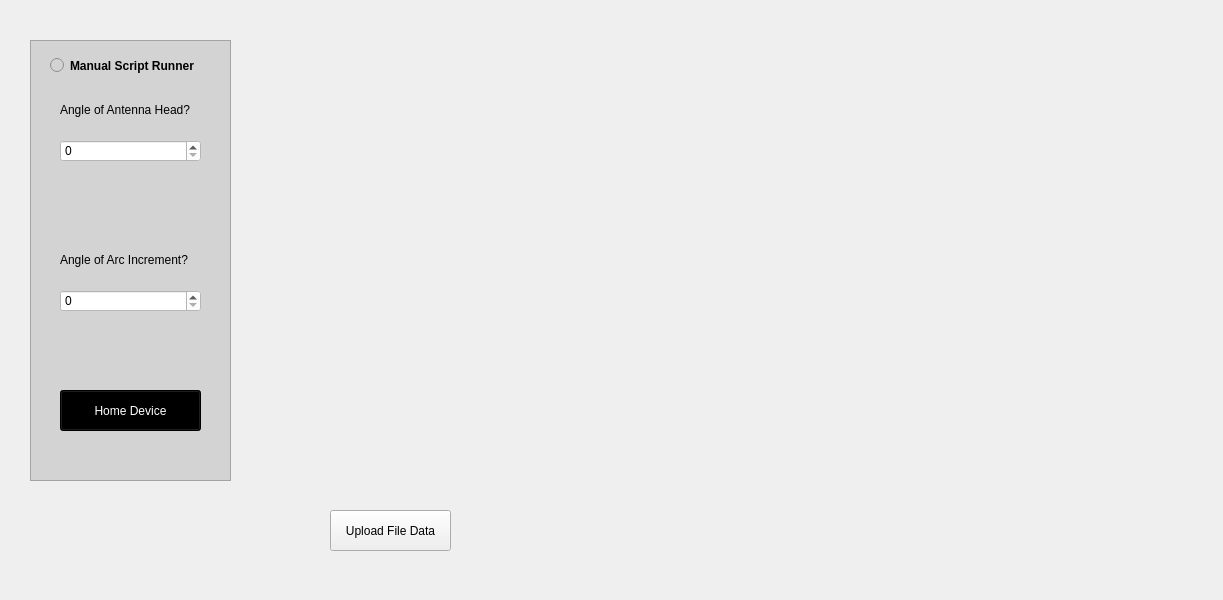
Before: the Qt Designer form softwareDesktopGUI/AntennaAnalyzer/AntennaAnalyze.ui in hamzashahid711/AntennaRadiationPatterns, drawn with Qt 5.
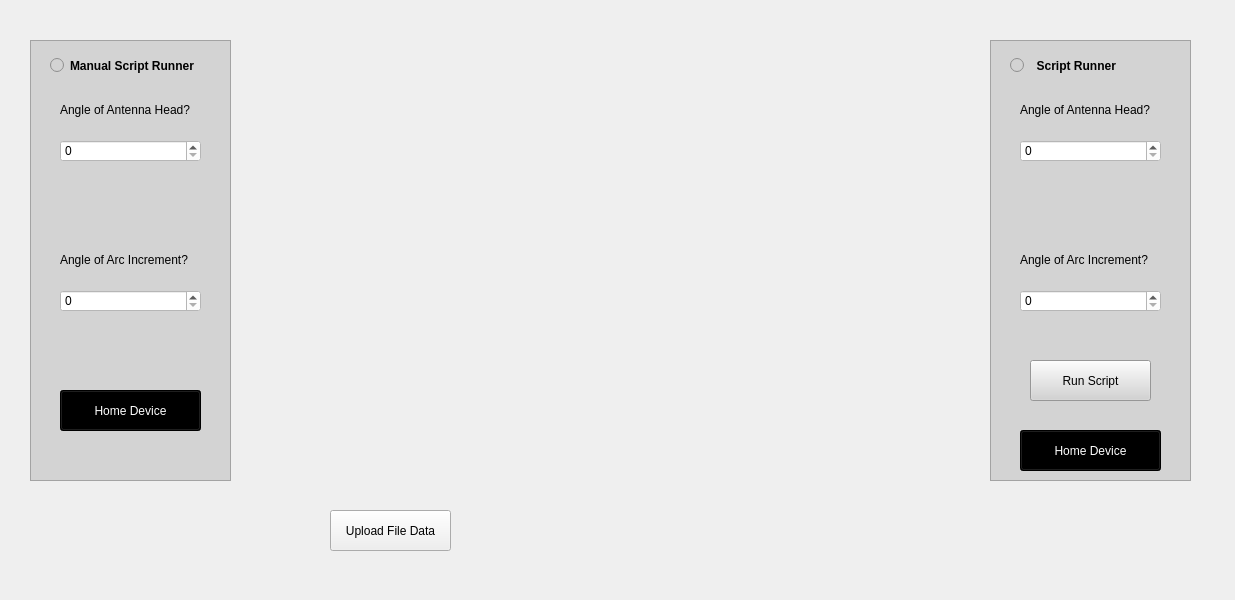
After: the same form once the commit is applied.

Commit message: script runner UI setup

```diff
--- a/softwareDesktopGUI/AntennaAnalyzer/AntennaAnalyze.ui
+++ b/softwareDesktopGUI/AntennaAnalyzer/AntennaAnalyze.ui
@@ -6,7 +6,7 @@
    <rect>
     <x>0</x>
     <y>0</y>
-    <width>1223</width>
+    <width>1235</width>
     <height>600</height>
    </rect>
   </property>
@@ -144,6 +144,134 @@
     </property>
    </widget>
   </widget>
+  <widget class="QFrame" name="manualRunnerContainer_2">
+   <property name="geometry">
+    <rect>
+     <x>990</x>
+     <y>40</y>
+     <width>201</width>
+     <height>441</height>
+    </rect>
+   </property>
+   <property name="styleSheet">
+    <string notr="true">background-color:rgb(211,211,211)</string>
+   </property>
+   <property name="frameShape">
+    <enum>QFrame::StyledPanel</enum>
+   </property>
+   <property name="frameShadow">
+    <enum>QFrame::Raised</enum>
+   </property>
+   <widget class="QLabel" name="headAngleMan_3">
+    <property name="geometry">
+     <rect>
+      <x>30</x>
+      <y>60</y>
+      <width>151</width>
+      <height>20</height>
+     </rect>
+    </property>
+    <property name="text">
+     <string>Angle of Antenna Head?</string>
+    </property>
+   </widget>
+   <widget class="QRadioButton" name="script_Runner">
+    <property name="enabled">
+     <bool>true</bool>
+    </property>
+    <property name="geometry">
+     <rect>
+      <x>20</x>
+      <y>10</y>
+      <width>161</width>
+      <height>31</height>
+     </rect>
+    </property>
+    <property name="font">
+     <font>
+      <italic>false</italic>
+      <bold>true</bold>
+     </font>
+    </property>
+    <property name="text">
+     <string>  Script Runner</string>
+    </property>
+    <property name="checked">
+     <bool>false</bool>
+    </property>
+    <property name="autoExclusive">
+     <bool>true</bool>
+    </property>
+   </widget>
+   <widget class="QLabel" name="angleofarc_4">
+    <property name="geometry">
+     <rect>
+      <x>30</x>
+      <y>210</y>
+      <width>151</width>
+      <height>20</height>
+     </rect>
+    </property>
+    <property name="text">
+     <string>Angle of Arc Increment?</string>
+    </property>
+   </widget>
+   <widget class="QSpinBox" name="spinBox_3">
+    <property name="geometry">
+     <rect>
+      <x>30</x>
+      <y>250</y>
+      <width>141</width>
+      <height>22</height>
+     </rect>
+    </property>
+    <property name="styleSheet">
+     <string notr="true">background-color:rgb(255,255,255)</string>
+    </property>
+   </widget>
+   <widget class="QSpinBox" name="spinBox_4">
+    <property name="geometry">
+     <rect>
+      <x>30</x>
+      <y>100</y>
+      <width>141</width>
+      <height>22</height>
+     </rect>
+    </property>
+    <property name="styleSheet">
+     <string notr="true">background-color:rgb(255,255,255)</string>
+    </property>
+   </widget>
+   <widget class="QPushButton" name="homeDevice_2">
+    <property name="geometry">
+     <rect>
+      <x>30</x>
+      <y>390</y>
+      <width>141</width>
+      <height>41</height>
+     </rect>
+    </property>
+    <property name="styleSheet">
+     <string notr="true">QPushButton {background-color: black; color: white;}</string>
+    </property>
+    <property name="text">
+     <string>Home Device</string>
+    </property>
+   </widget>
+   <widget class="QPushButton" name="run_script">
+    <property name="geometry">
+     <rect>
+      <x>40</x>
+      <y>320</y>
+      <width>121</width>
+      <height>41</height>
+     </rect>
+    </property>
+    <property name="text">
+     <string>Run Script</string>
+    </property>
+   </widget>
+  </widget>
  </widget>
  <resources/>
  <connections/>
```
The commit also changes 2 other files.
